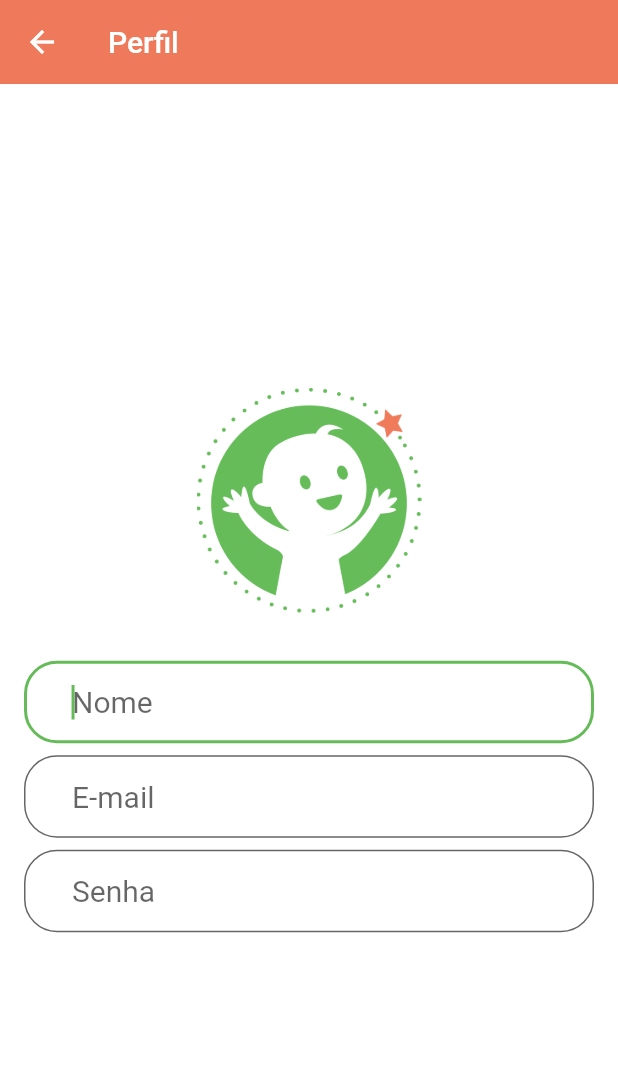
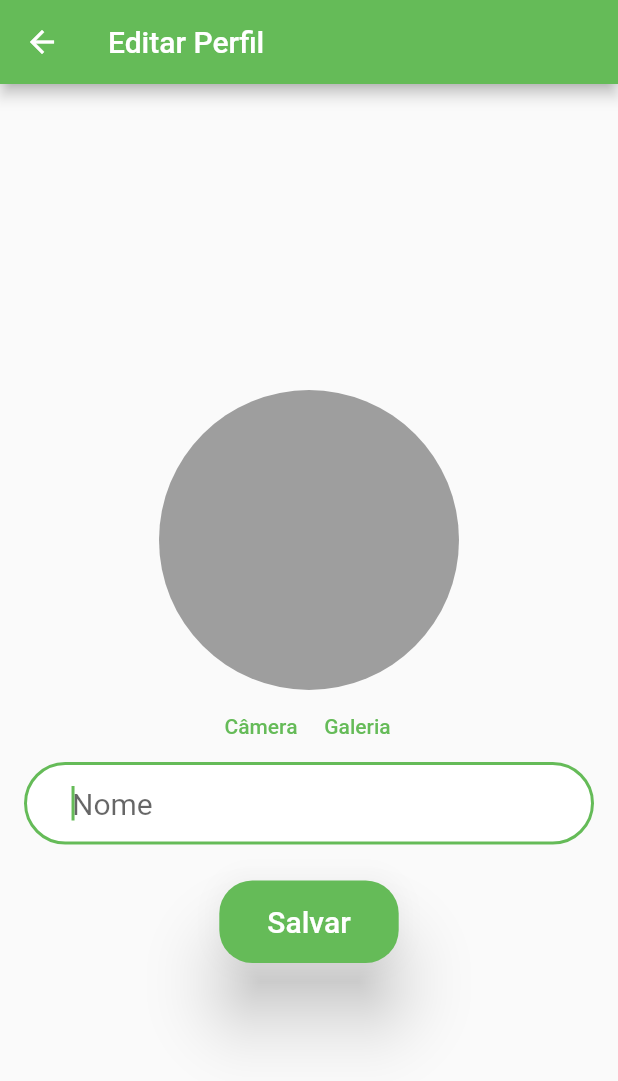
Before and after one commit to UniversoPrematuro/UP_v7_2, a Flutter app: the Profile screen opened directly, on a phone screen of 412 x 824 dp. Shown: the top 1081 px of the screen. Run offline on Flutter 3.47's test engine with Material 2 defaults, Android fonts, the phone set to English and light mode, and no system bars; our stand-ins replace cloud_firestore, firebase_auth, firebase_core, firebase_storage, image_picker, sqflite; accounts and stored records are empty.

Commit message:
profile test

```diff
--- a/lib/Screen/profile.dart
+++ b/lib/Screen/profile.dart
@@ -1,6 +1,12 @@
+// ignore_for_file: unused_field
+
+import 'dart:io';
+
 import 'package:flutter/material.dart';
-import 'register.dart';
-import 'login.dart';
+import 'package:image_picker/image_picker.dart';
+import 'package:firebase_storage/firebase_storage.dart';
+import 'package:firebase_auth/firebase_auth.dart';
+import 'package:cloud_firestore/cloud_firestore.dart';
 
 class Profile extends StatefulWidget {
   const Profile({Key? key}) : super(key: key);
@@ -10,37 +16,164 @@ class Profile extends StatefulWidget {
 }
 
 class _ProfileState extends State<Profile> {
+  final TextEditingController _controllerNome = TextEditingController();
+  late File _imagem;
+  late String _idUsuarioLogado;
+  bool _subindoImagem = false;
+  String? _urlImagemRecuperada;
+
+  Future _recuperarImagem(String origemImagem) async {
+    final ImagePicker _picker = ImagePicker();
+
+    File? imagemSelecionada;
+    switch (origemImagem) {
+      case "camera":
+        imagemSelecionada =
+            (await _picker.pickImage(source: ImageSource.camera) as File);
+        break;
+      case "galeria":
+        imagemSelecionada =
+            (await _picker.pickImage(source: ImageSource.gallery)) as File;
+        break;
+    }
+
+    setState(() {
+      _imagem = imagemSelecionada!;
+      if (_imagem != null) {
+        _subindoImagem = true;
+        _uploadImagem();
+      }
+    });
+  }
+
+  Future _uploadImagem() async {
+    FirebaseStorage storage = FirebaseStorage.instance;
+    Reference pastaRaiz = storage.ref();
+    Reference arquivo =
+        pastaRaiz.child("perfil").child(_idUsuarioLogado + ".jpg");
+
+    //Upload da imagem
+    UploadTask task = arquivo.putFile(_imagem);
+
+    //Controlar progresso do upload
+    // task.snapshotEvents.listen((StorageTaskEvent storageEvent) {
+    //   if (storageEvent.type == StorageTaskEventType.progress) {
+    //     setState(() {
+    //       _subindoImagem = true;
+    //     });
+    //   } else if (storageEvent.type == StorageTaskEventType.success) {
+    //     setState(() {
+    //       _subindoImagem = false;
+    //     });
+    //   }
+    // });
+
+    //Recuperar url da imagem
+    task.then((TaskSnapshot snapshot) {
+      _recuperarUrlImagem(snapshot);
+    });
+  }
+
+  Future _recuperarUrlImagem(TaskSnapshot snapshot) async {
+    String url = await snapshot.ref.getDownloadURL();
+    _atualizarUrlImagemFirestore(url);
+
+    setState(() {
+      _urlImagemRecuperada = url;
+    });
+  }
+
+  _atualizarNomeFirestore() {
+    String nome = _controllerNome.text;
+    FirebaseFirestore db = FirebaseFirestore.instance;
+
+    Map<String, dynamic> dadosAtualizar = {"nome": nome};
+
+    db.collection("users").doc(_idUsuarioLogado).update(dadosAtualizar);
+  }
+
+  _atualizarUrlImagemFirestore(String url) {
+    FirebaseFirestore db = FirebaseFirestore.instance;
+
+    Map<String, dynamic> dadosAtualizar = {"urlImagem": url};
+
+    db.collection("users").doc(_idUsuarioLogado).update(dadosAtualizar);
+  }
+
+  _recuperarDadosUsuario() async {
+    FirebaseAuth auth = FirebaseAuth.instance;
+    User usuarioLogado = auth.currentUser!;
+    _idUsuarioLogado = usuarioLogado.uid;
+
+    FirebaseFirestore db = FirebaseFirestore.instance;
+    DocumentSnapshot snapshot =
+        await db.collection("users").doc(_idUsuarioLogado).get();
+
+    Map<String, dynamic> dados = snapshot.data as Map<String, dynamic>;
+    _controllerNome.text = dados["nome"];
+
+    if (dados["urlImagem"] != null) {
+      _urlImagemRecuperada = dados["urlImagem"];
+    }
+  }
+
+  @override
+  void initState() {
+    super.initState();
+    _recuperarDadosUsuario();
+  }
+
   @override
   Widget build(BuildContext context) {
     return Scaffold(
       appBar: AppBar(
-        title: const Text("Perfil"),
-        backgroundColor: const Color.fromARGB(255, 239, 121, 91),
-        elevation: 0,
+        title: const Text("Editar Perfil"),
       ),
       body: Container(
-        decoration:
-            const BoxDecoration(color: Color.fromARGB(255, 255, 255, 255)),
         padding: const EdgeInsets.all(16),
         child: Center(
           child: SingleChildScrollView(
             child: Column(
               children: <Widget>[
-                Padding(
-                  padding: const EdgeInsets.only(bottom: 32),
-                  child: Image.asset(
-                    "images/logo/logologin.png",
-                    width: 200,
-                    height: 150,
-                  ),
+                Container(
+                  padding: const EdgeInsets.all(16),
+                  child: _subindoImagem
+                      ? const CircularProgressIndicator()
+                      : Container(),
+                ),
+                CircleAvatar(
+                    radius: 100,
+                    backgroundColor: Colors.grey,
+                    backgroundImage: _urlImagemRecuperada != null
+                        ? NetworkImage(_urlImagemRecuperada!)
+                        : null),
+                Row(
+                  mainAxisAlignment: MainAxisAlignment.center,
+                  children: <Widget>[
+                    TextButton(
+                      child: const Text("Câmera"),
+                      onPressed: () {
+                        _recuperarImagem("camera");
+                      },
+                    ),
+                    TextButton(
+                      child: const Text("Galeria"),
+                      onPressed: () {
+                        _recuperarImagem("galeria");
+                      },
+                    )
+                  ],
                 ),
                 Padding(
-                  //INPUT NOME
                   padding: const EdgeInsets.only(bottom: 8),
                   child: TextField(
+                    controller: _controllerNome,
                     autofocus: true,
-                    keyboardType: TextInputType.emailAddress,
+                    keyboardType: TextInputType.text,
                     style: const TextStyle(fontSize: 20),
+                    /*onChanged: (texto){
+                      _atualizarNomeFirestore(texto);
+                    },*/
                     decoration: InputDecoration(
                         contentPadding:
                             const EdgeInsets.fromLTRB(32, 16, 32, 16),
@@ -48,43 +181,26 @@ class _ProfileState extends State<Profile> {
                         filled: true,
                         fillColor: Colors.white,
                         border: OutlineInputBorder(
-                          borderRadius: BorderRadius.circular(22),
-                        )),
+                            borderRadius: BorderRadius.circular(32))),
                   ),
                 ),
                 Padding(
-                  //INPUT EMAIL
-                  padding: const EdgeInsets.only(bottom: 8),
-                  child: TextField(
-                    autofocus: true,
-                    keyboardType: TextInputType.emailAddress,
-                    style: const TextStyle(fontSize: 20),
-                    decoration: InputDecoration(
-                        contentPadding:
-                            const EdgeInsets.fromLTRB(32, 16, 32, 16),
-                        hintText: "E-mail",
-                        filled: true,
-                        fillColor: Colors.white,
-                        border: OutlineInputBorder(
-                          borderRadius: BorderRadius.circular(22),
-                        )),
+                  padding: const EdgeInsets.only(top: 16, bottom: 10),
+                  child: ElevatedButton(
+                    child: const Text(
+                      "Salvar",
+                      style: TextStyle(color: Colors.white, fontSize: 20),
+                    ),
+                    onPressed: () {
+                      _atualizarNomeFirestore();
+                    },
+                    style: TextButton.styleFrom(
+                        padding: const EdgeInsets.fromLTRB(32, 16, 32, 16),
+                        shape: RoundedRectangleBorder(
+                            borderRadius: BorderRadius.circular(22)),
+                        backgroundColor:
+                            const Color.fromARGB(255, 101, 187, 88)),
                   ),
-                ),
-                TextField(
-                  // INPUT SENHA
-                  obscureText: true,
-                  keyboardType: TextInputType.text,
-                  style: const TextStyle(
-                    fontSize: 20,
-                  ),
-                  decoration: InputDecoration(
-                      contentPadding: const EdgeInsets.fromLTRB(32, 16, 32, 16),
-                      hintText: "Senha",
-                      filled: true,
-                      fillColor: Colors.white,
-                      border: OutlineInputBorder(
-                        borderRadius: BorderRadius.circular(22),
-                      )),
                 ),
               ],
             ),
```
